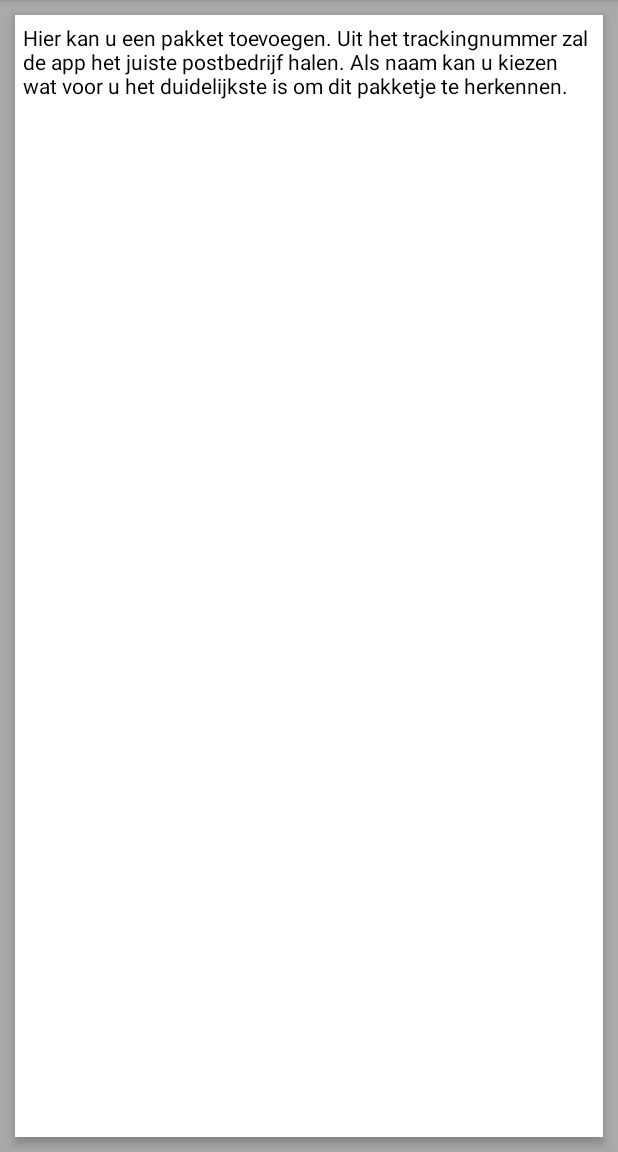
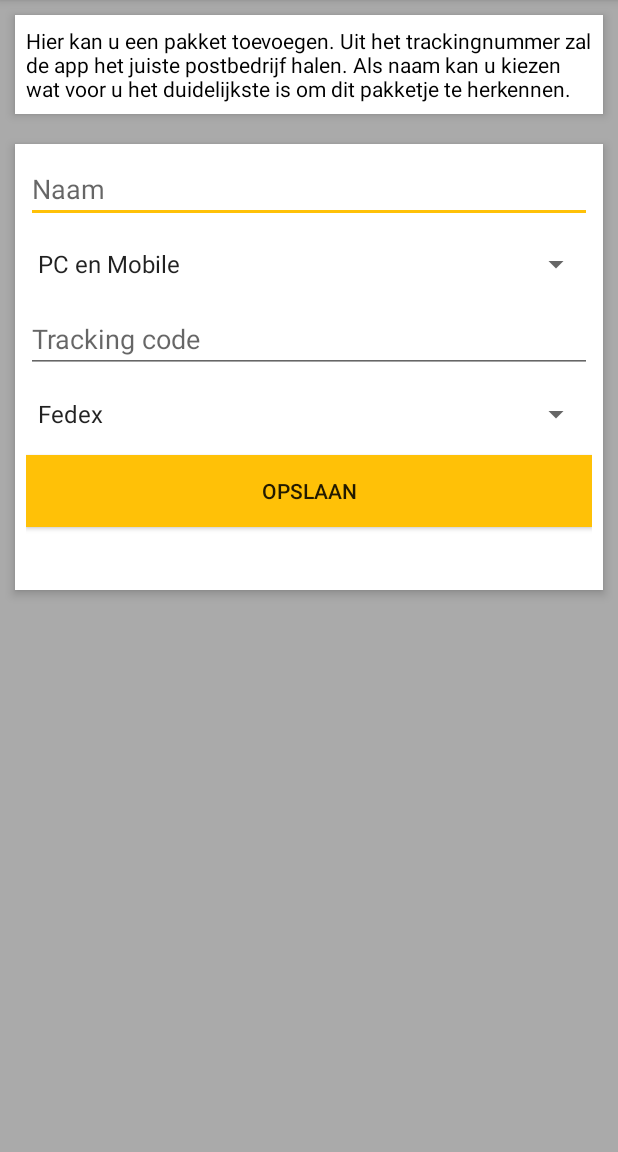
Before and after one commit to WietseCollaer/ParcelTracer, an Android app: the AddParcelActivity screen opened directly, with no data from a screen before it, on a phone screen of 412 x 824 dp, the part 84-1236 px from its top. Run offline under Robolectric (Android 15) with nearby library versions, the phone set to English and light mode, and no system bars; our stand-ins replace ButterKnife; network calls fail.

Commit message:
Layout toevoegen pakket

```diff
--- a/app/src/main/java/com/example/gebruiker/parceltracer/DummyClasses/ParcelDummy.java
+++ /dev/null
@@ -1,35 +0,0 @@
-package com.example.gebruiker.parceltracer.DummyClasses;
-
-/**
- * Created by Gebruiker on 23/10/2017.
- */
-
-public class ParcelDummy {
-    private String name;
-    private String status;
-
-    public ParcelDummy() {
-        new ParcelDummy("Samung S8", "In transfer");
-    }
-
-    public ParcelDummy(String name, String status) {
-        this.name = name;
-        this.status = status;
-    }
-
-    public String getName() {
-        return name;
-    }
-
-    public void setName(String name) {
-        this.name = name;
-    }
-
-    public String getStatus() {
-        return status;
-    }
-
-    public void setStatus(String status) {
-        this.status = status;
-    }
-}
--- a/app/src/main/java/com/example/gebruiker/parceltracer/dagger/components/NetComponent.java
+++ b/app/src/main/java/com/example/gebruiker/parceltracer/dagger/components/NetComponent.java
@@ -3,16 +3,18 @@ package com.example.gebruiker.parceltracer.dagger.components;
 import com.example.gebruiker.parceltracer.api.repositories.TrackingRepository;
 import com.example.gebruiker.parceltracer.dagger.modules.AppModule;
 import com.example.gebruiker.parceltracer.dagger.modules.NetModule;
-import com.example.gebruiker.parceltracer.view.activities.HomeActivity;
+import com.example.gebruiker.parceltracer.view.fragments.InputFragment;
 import com.example.gebruiker.parceltracer.view.fragments.ParcelOverviewFragment;
 
 import javax.inject.Singleton;
 
 import dagger.Component;
 
+//TODO is dit de juiste manier?
 @Singleton
 @Component(modules = {AppModule.class, NetModule.class, ParcelOverviewFragment.class})
 public interface NetComponent {
     void inject(TrackingRepository trackingRepository);
     void inject(ParcelOverviewFragment fragment);
+    void inject(InputFragment fragment);
 }
--- a/app/src/main/java/com/example/gebruiker/parceltracer/view/activities/AddParcelActivity.java
+++ b/app/src/main/java/com/example/gebruiker/parceltracer/view/activities/AddParcelActivity.java
@@ -1,15 +1,22 @@
 package com.example.gebruiker.parceltracer.view.activities;
 
+import android.support.v7.app.ActionBarActivity;
 import android.support.v7.app.AppCompatActivity;
 import android.os.Bundle;
 
 import com.example.gebruiker.parceltracer.R;
+import com.example.gebruiker.parceltracer.view.fragments.InputFragment;
 
-public class AddParcelActivity extends AppCompatActivity {
+public class AddParcelActivity extends ActionBarActivity {
 
     @Override
     protected void onCreate(Bundle savedInstanceState) {
         super.onCreate(savedInstanceState);
         setContentView(R.layout.activity_add_parcel);
+        if(savedInstanceState == null){
+            getSupportFragmentManager().beginTransaction().add(R.id.input_fragment_container, new InputFragment()).commit();
+        }
     }
+
+
 }
--- a/app/src/main/java/com/example/gebruiker/parceltracer/view/activities/HomeActivity.java
+++ b/app/src/main/java/com/example/gebruiker/parceltracer/view/activities/HomeActivity.java
@@ -3,6 +3,9 @@ package com.example.gebruiker.parceltracer.view.activities;
 import android.content.Intent;
 import android.os.Bundle;
 import android.support.v7.app.ActionBarActivity;
+import android.util.Log;
+import android.view.Menu;
+import android.view.MenuItem;
 
 import com.example.gebruiker.parceltracer.R;
 import com.example.gebruiker.parceltracer.view.fragments.ParcelOverviewFragment;
@@ -29,4 +32,16 @@ public class HomeActivity extends ActionBarActivity {
         Intent intent = new Intent(getApplicationContext(), AddParcelActivity.class);
         startActivity(intent);
     }
+
+    @Override
+    public boolean onCreateOptionsMenu(Menu menu) {
+        getMenuInflater().inflate(R.menu.refresh, menu);
+        return true;
+    }
+
+    @Override
+    public boolean onOptionsItemSelected(MenuItem item) {
+        getSupportFragmentManager().beginTransaction().add(R.id.container, new ParcelOverviewFragment()).commit();
+        return true;
+    }
 }
--- a/app/src/main/java/com/example/gebruiker/parceltracer/view/adapters/ParcelListAdapter.java
+++ b/app/src/main/java/com/example/gebruiker/parceltracer/view/adapters/ParcelListAdapter.java
@@ -10,7 +10,6 @@ import android.view.ViewGroup;
 import android.widget.ArrayAdapter;
 import android.widget.TextView;
 
-import com.example.gebruiker.parceltracer.DummyClasses.ParcelDummy;
 import com.example.gebruiker.parceltracer.R;
 import com.example.gebruiker.parceltracer.model.Tracking;
 import com.example.gebruiker.parceltracer.view.activities.DetailsActivity;
--- /dev/null
+++ b/app/src/main/java/com/example/gebruiker/parceltracer/view/fragments/InputFragment.java
@@ -0,0 +1,78 @@
+package com.example.gebruiker.parceltracer.view.fragments;
+
+import android.os.Bundle;
+import android.support.annotation.ArrayRes;
+import android.support.annotation.NonNull;
+import android.support.annotation.Nullable;
+import android.support.v4.app.Fragment;
+import android.view.LayoutInflater;
+import android.view.View;
+import android.view.ViewGroup;
+import android.widget.ArrayAdapter;
+import android.widget.EditText;
+import android.widget.Spinner;
+
+import com.example.gebruiker.parceltracer.App;
+import com.example.gebruiker.parceltracer.R;
+import com.example.gebruiker.parceltracer.api.repositories.TrackingRepository;
+
+import javax.inject.Inject;
+
+import butterknife.BindView;
+import butterknife.ButterKnife;
+import butterknife.OnClick;
+
+/**
+ * Created by Gebruiker on 3/11/2017.
+ */
+
+public class InputFragment extends Fragment {
+    @Inject
+    TrackingRepository repository;
+
+    @BindView(R.id.parcel_input_name)
+    EditText nameTextField;
+
+    @BindView(R.id.parcel_input_category)
+    Spinner categorySelection;
+
+    @BindView(R.id.parcel_input_tracking_id)
+    EditText trackinIdTextField;
+
+    @BindView(R.id.parcel_input_courier)
+    Spinner courierSelection;
+
+    public InputFragment() {
+        super();
+    }
+
+    @Override
+    public void onCreate(@Nullable Bundle savedInstanceState) {
+        super.onCreate(savedInstanceState);
+        ((App)getActivity().getApplication()).getNetComponent().inject(this);
+    }
+
+    @Nullable
+    @Override
+    public View onCreateView(LayoutInflater inflater, @Nullable ViewGroup container, Bundle savedInstanceState) {
+        View view = inflater.inflate(R.layout.input_fragment, container, false);
+        ButterKnife.bind(this, view);
+
+        categorySelection.setAdapter(getItemsForSelection(R.array.categories));
+        courierSelection.setAdapter(getItemsForSelection(R.array.courier_options));
+
+        return view;
+    }
+
+    @NonNull
+    private ArrayAdapter<CharSequence> getItemsForSelection(@ArrayRes int items) {
+        ArrayAdapter<CharSequence> adapter = ArrayAdapter.createFromResource(getContext(), items, android.R.layout.simple_spinner_item);
+        adapter.setDropDownViewResource(android.R.layout.simple_spinner_dropdown_item);
+        return adapter;
+    }
+
+    @OnClick(R.id.add_parcel_save_button)
+    public void saveParcel(){
+
+    }
+}
--- a/app/src/main/java/com/example/gebruiker/parceltracer/view/fragments/ParcelOverviewFragment.java
+++ b/app/src/main/java/com/example/gebruiker/parceltracer/view/fragments/ParcelOverviewFragment.java
@@ -9,7 +9,6 @@ import android.view.ViewGroup;
 import android.widget.ListView;
 
 import com.example.gebruiker.parceltracer.App;
-import com.example.gebruiker.parceltracer.DummyClasses.ParcelDummy;
 import com.example.gebruiker.parceltracer.R;
 import com.example.gebruiker.parceltracer.api.repositories.TrackingRepository;
 import com.example.gebruiker.parceltracer.model.Tracking;
--- a/app/src/main/res/layout/activity_add_parcel.xml
+++ b/app/src/main/res/layout/activity_add_parcel.xml
@@ -8,21 +8,41 @@
     android:orientation="vertical"
     tools:context="com.example.gebruiker.parceltracer.view.activities.AddParcelActivity">
 
+    <ScrollView
+        android:layout_width="match_parent"
+        android:layout_height="match_parent">
+
         <LinearLayout
             android:layout_width="match_parent"
-        android:layout_height="match_parent"
+            android:layout_height="wrap_content"
+            android:orientation="vertical">
+
+            <LinearLayout
+                android:layout_width="match_parent"
+                android:layout_height="wrap_content"
                 android:layout_margin="10dp"
                 android:background="@color/cardview_light_background"
                 android:elevation="4dp"
                 android:orientation="vertical"
-        android:padding="5dp">
+                android:padding="7dp">
 
                 <TextView
                     android:id="@+id/textView2"
                     android:layout_width="match_parent"
                     android:layout_height="wrap_content"
                     android:text="@string/info_text"
+                    android:textAlignment="gravity"
                     android:textColor="@android:color/black" />
+
             </LinearLayout>
 
+            <LinearLayout
+                android:id="@+id/input_fragment_container"
+                android:layout_width="match_parent"
+                android:layout_height="wrap_content"
+                android:orientation="vertical"></LinearLayout>
+
+        </LinearLayout>
+    </ScrollView>
+
 </FrameLayout>
--- /dev/null
+++ b/app/src/main/res/layout/input_fragment.xml
@@ -0,0 +1,61 @@
+<?xml version="1.0" encoding="utf-8"?>
+<LinearLayout xmlns:android="http://schemas.android.com/apk/res/android"
+    xmlns:tools="http://schemas.android.com/tools"
+    android:layout_width="match_parent"
+    android:layout_height="match_parent"
+    android:layout_margin="10dp"
+    android:layout_marginTop="0dp"
+    android:background="@color/cardview_light_background"
+    android:elevation="4dp"
+    android:orientation="vertical"
+    android:padding="7dp">
+
+    <EditText
+        android:id="@+id/parcel_input_name"
+        android:layout_width="match_parent"
+        android:layout_height="wrap_content"
+        android:layout_marginBottom="15dp"
+        android:ems="10"
+        android:hint="@string/input_naam"
+        android:inputType="textPersonName" />
+
+    <Spinner
+        android:id="@+id/parcel_input_category"
+        android:layout_width="match_parent"
+        android:layout_height="wrap_content"
+        android:layout_marginBottom="15dp"
+        android:prompt="@string/category_prompt" />
+
+    <EditText
+        android:id="@+id/parcel_input_tracking_id"
+        android:layout_width="match_parent"
+        android:layout_height="wrap_content"
+        android:layout_marginBottom="15dp"
+        android:ems="10"
+        android:hint="@string/tracking_id"
+        android:inputType="textPersonName" />
+
+    <Spinner
+        android:id="@+id/parcel_input_courier"
+        android:layout_width="match_parent"
+        android:layout_height="wrap_content"
+        android:layout_marginBottom="15dp"
+        android:prompt="@string/courier_prompt" />
+
+    <Button
+        android:id="@+id/add_parcel_save_button"
+        android:layout_width="match_parent"
+        android:layout_height="wrap_content"
+        android:layout_marginBottom="15dp"
+        android:background="@color/colorAccent"
+        android:elevation="2dp"
+        android:text="Opslaan"
+        android:textColor="@color/Color_Title" />
+
+    <TextView
+        android:id="@+id/parcel_input_error"
+        android:layout_width="match_parent"
+        android:layout_height="wrap_content"
+        android:textColor="@android:color/holo_red_light" />
+
+</LinearLayout>
--- /dev/null
+++ b/app/src/main/res/menu/refresh.xml
@@ -0,0 +1,9 @@
+<?xml version="1.0" encoding="utf-8"?>
+<menu xmlns:app="http://schemas.android.com/apk/res-auto"
+    xmlns:android="http://schemas.android.com/apk/res/android">
+    <item
+        android:id="@+id/menu_refresh"
+        android:icon="@android:drawable/ic_popup_sync"
+        android:title="@string/menu_refresh"
+        app:showAsAction="always" />
+</menu>
--- a/app/src/main/res/values/strings.xml
+++ b/app/src/main/res/values/strings.xml
@@ -1,4 +1,21 @@
 <resources>
     <string name="app_name">ParcelTracer</string>
     <string name="info_text">Hier kan u een pakket toevoegen. Uit het trackingnummer zal de app het juiste postbedrijf halen.         Als naam kan u kiezen wat voor u het duidelijkste is om dit pakketje te herkennen.</string>
+    <string name="input_naam">Naam</string>
+    <string name="menu_refresh">Ververs gegevens</string>
+    <string name="tracking_id">Tracking code</string>
+    <string name="category_prompt">Kies een categorie</string>
+    <string name="courier_prompt">Postorderbedrijf</string>
+
+    <string-array name="categories">
+        <item>PC en Mobile</item>
+        <item>Huishoudtoestel</item>
+        <item>Andere</item>
+    </string-array>
+
+    <string-array name="courier_options">
+        <item>Fedex</item>
+        <item>DHL-PieceId</item>
+        <item>Bpost</item>
+    </string-array>
 </resources>
```
Lines whose indentation alone changed are shown as unchanged.
